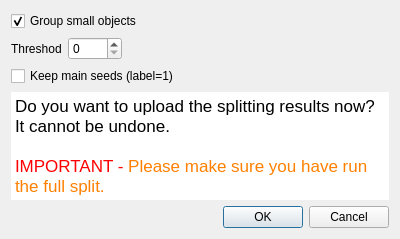
janelia-flyem/NeuTu, file neurolabi/gui/dialogs/zflyemsplitcommitdialog.ui: the form before one commit.
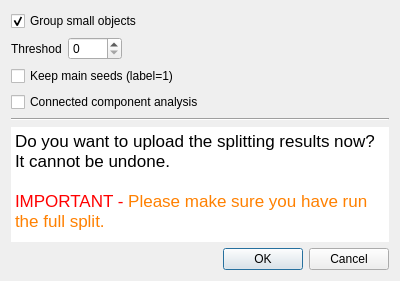
The form after the commit.

Diff of the .ui file:
```diff
--- a/neurolabi/gui/dialogs/zflyemsplitcommitdialog.ui
+++ b/neurolabi/gui/dialogs/zflyemsplitcommitdialog.ui
@@ -7,7 +7,7 @@
     <x>0</x>
     <y>0</y>
     <width>400</width>
-    <height>239</height>
+    <height>281</height>
    </rect>
   </property>
   <property name="windowTitle">
@@ -63,7 +63,21 @@
     </widget>
    </item>
    <item>
-    <widget class="QTextEdit" name="textEdit">
+    <widget class="QCheckBox" name="ccaCheckBox">
+     <property name="text">
+      <string>Connected component analysis</string>
+     </property>
+    </widget>
+   </item>
+   <item>
+    <widget class="Line" name="line">
+     <property name="orientation">
+      <enum>Qt::Horizontal</enum>
+     </property>
+    </widget>
+   </item>
+   <item>
+    <widget class="QTextEdit" name="noticeTextEdit">
      <property name="enabled">
       <bool>true</bool>
      </property>
```
Left out of the diff: 2 changed lines with no effect on the pictures.
